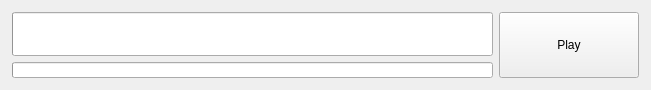
First picture: the form in ui/listview-download.ui, repository WarpshotCoH/sunrise-launcher, before the edit.
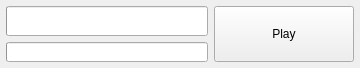
Second picture: the form after the edit.

```diff
--- a/ui/listview-download.ui
+++ b/ui/listview-download.ui
@@ -6,8 +6,8 @@
    <rect>
     <x>0</x>
     <y>0</y>
-    <width>651</width>
-    <height>90</height>
+    <width>360</width>
+    <height>68</height>
    </rect>
   </property>
   <property name="sizePolicy">
@@ -21,24 +21,24 @@
   </property>
   <layout class="QHBoxLayout" name="downloadLayout">
    <property name="spacing">
-    <number>-1</number>
+    <number>6</number>
    </property>
    <property name="leftMargin">
-    <number>12</number>
+    <number>6</number>
    </property>
    <property name="topMargin">
-    <number>12</number>
+    <number>6</number>
    </property>
    <property name="rightMargin">
-    <number>12</number>
+    <number>6</number>
    </property>
    <property name="bottomMargin">
-    <number>12</number>
+    <number>6</number>
    </property>
    <item>
     <layout class="QVBoxLayout" name="progressLayou" stretch="100,20">
      <property name="spacing">
-      <number>-1</number>
+      <number>6</number>
      </property>
      <property name="sizeConstraint">
       <enum>QLayout::SetDefaultConstraint</enum>
@@ -57,7 +57,7 @@
        <property name="minimumSize">
         <size>
          <width>200</width>
-         <height>40</height>
+         <height>28</height>
         </size>
        </property>
        <property name="baseSize">
@@ -79,7 +79,7 @@
        <property name="minimumSize">
         <size>
          <width>200</width>
-         <height>0</height>
+         <height>20</height>
         </size>
        </property>
        <property name="baseSize">
```
Left out of the diff: 6 changed lines with no effect on the pictures.
